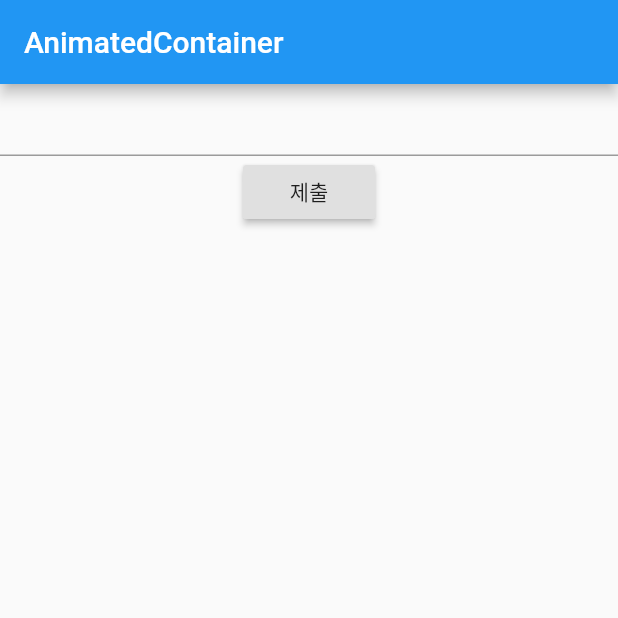
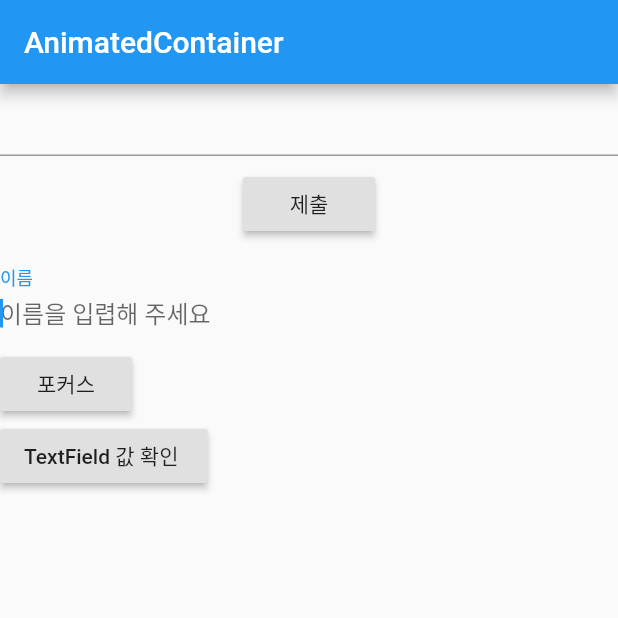
Before and after one commit to dlqh406/flutter_intermediate, a Flutter app: the screen it shows after launch, on a phone screen of 412 x 824 dp, the top half of it. Run offline on Flutter 3.47's test engine with Material 2 defaults, Android fonts, the phone set to English and light mode, and no system bars.

Commit message:
form 태그에 커서 옮기기, TextField에 있는 내용 실시간 출력하기-> 변수담아 옮기기

```diff
--- a/lib/home_page.dart
+++ b/lib/home_page.dart
@@ -7,7 +7,21 @@ class HomePage extends StatefulWidget {
 }
 class _HomePageState extends State<HomePage> {
   final _formKey = GlobalKey<FormState>();
+  final nameController = TextEditingController();
+  FocusNode nameFocusNode;
+  @override
+  void initState() {
+    // TODO: implement initState
+    super.initState();
+    nameFocusNode = FocusNode();
+  }
 
+  @override
+  void dispose() {
+    nameFocusNode.dispose();
+    nameController.dispose();
+    super.dispose();
+  }
   @override
   Widget build(BuildContext context) {
     return Scaffold(
@@ -25,7 +39,9 @@ class _HomePageState extends State<HomePage> {
               }
             }
           ),
-          Center(
+          Padding(
+            padding: const EdgeInsets.all(8.0),
+            child: Center(
               child: RaisedButton(
                 onPressed: (){
                   if(_formKey.currentState.validate()){
@@ -37,7 +53,53 @@ class _HomePageState extends State<HomePage> {
                 },
                 child: Text('제출'),
               ),
+            ),
+          ),
+          TextField(
+            controller: nameController,
+            // 필드에 있는 텍스트를 실시간으로 받아오는 코드
+            onChanged: (text){
+              print(text);
+            },
+            focusNode: nameFocusNode,
+            // TextFormField기능과 TextField 차이점 :
+            // vaildata기능 여부-> TextFormField만 vaildate기능 가능
+            autofocus: true, // 다른화면으로 넘어갔을때 커서(활성화)가 되어있는 기능
+            decoration: InputDecoration(
+              hintText: '이름을 입렵해 주세요',
+              border: InputBorder.none, //아래 밑줄이 없어짐
+              labelText : '이름'
+            ),
+          ), RaisedButton(
+            onPressed: (){
+              // 버튼을 누르면 TextField로 커서를 옮겨줌
+              FocusScope.of(context).requestFocus(nameFocusNode);
+            },
+            child: Text('포커스'),
+          ),
+          RaisedButton(
+            onPressed: (){
+              // 버튼을 누르면 TextField로 커서를 옮겨줌
+              // 콘솔에 타겟의 텍스트가 출력됨
+              print("nameController.text: "+nameController.text);
+              // alert기능으로 창 띄우기
+              showDialog(context: context, builder: (context){
+                return AlertDialog(
+                  content: Text(nameController.text),
+                  actions: [
+                    FlatButton(
+                      child: Text("앙기모링"),
+                      onPressed: (){
+                        // 이후 처리할 코드를 여기에 작성
+                        Navigator.pop(context);
+                    },
                     )
+                  ],
+                );
+              });
+            }
+            ,child: Text('TextField 값 확인 '),
+          ),
     ],
       ),),
     );
```
Lines whose indentation alone changed are shown as unchanged.
